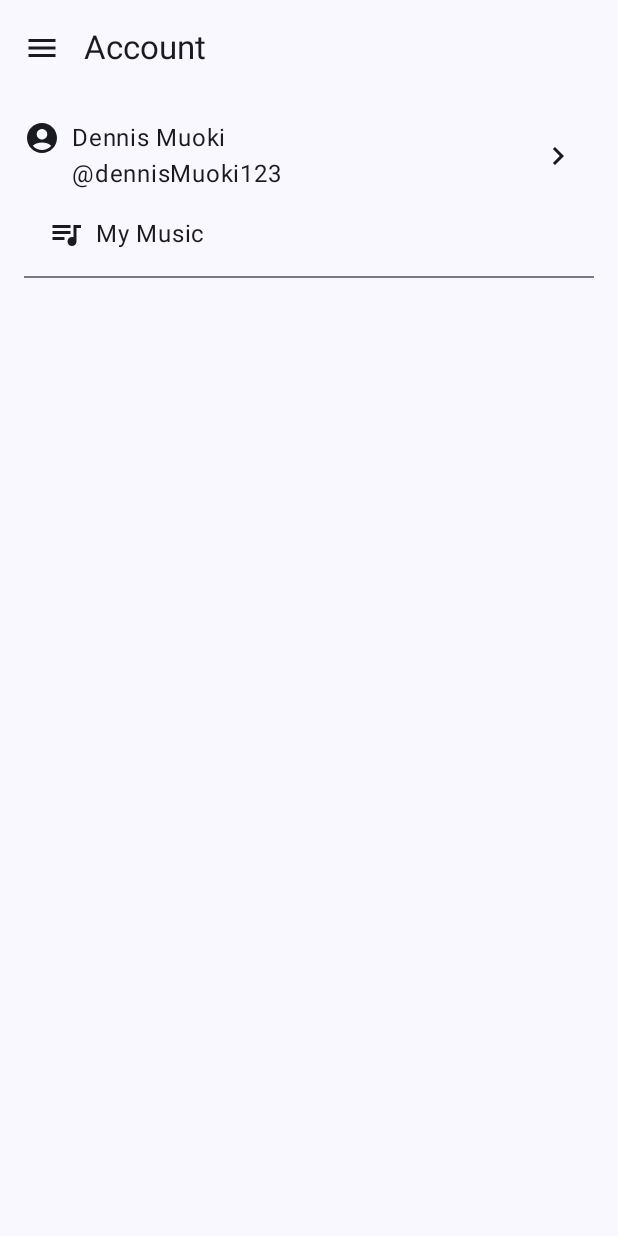
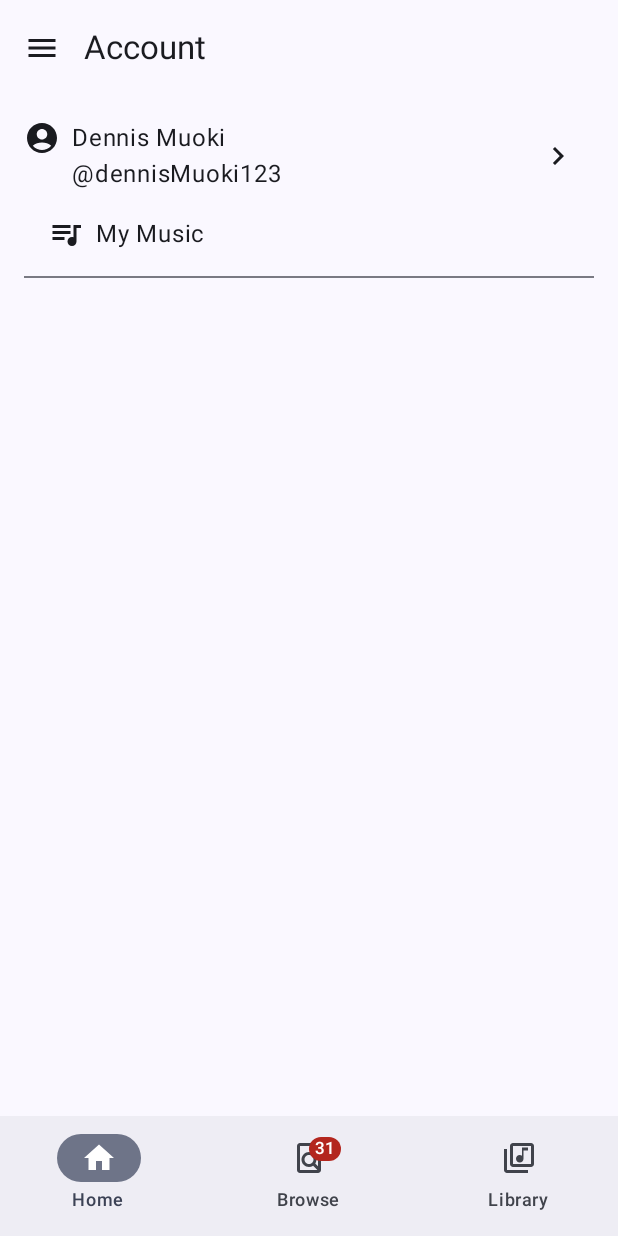
Before and after one commit to muokid3/Music-App-UI, an Android app built with Jetpack Compose: the screen it shows after launch (MainActivity), on a phone screen of 412 x 824 dp. Run offline under Robolectric (Android 15) with nearby library versions, the phone set to English and light mode, and no system bars.

```diff
--- a/app/src/main/java/com/dm/berxley/musicappui/ui/composables/MainView.kt
+++ b/app/src/main/java/com/dm/berxley/musicappui/ui/composables/MainView.kt
@@ -11,11 +11,17 @@ import androidx.compose.foundation.layout.padding
 import androidx.compose.material.icons.Icons
 import androidx.compose.material.icons.filled.AccountBox
 import androidx.compose.material.icons.filled.AddCircle
+import androidx.compose.material.icons.filled.FindInPage
+import androidx.compose.material.icons.filled.Home
 import androidx.compose.material.icons.filled.LibraryMusic
 import androidx.compose.material.icons.filled.Menu
 import androidx.compose.material.icons.outlined.AccountBox
 import androidx.compose.material.icons.outlined.AddCircle
+import androidx.compose.material.icons.outlined.FindInPage
+import androidx.compose.material.icons.outlined.Home
 import androidx.compose.material.icons.outlined.LibraryMusic
+import androidx.compose.material3.Badge
+import androidx.compose.material3.BadgedBox
 import androidx.compose.material3.DrawerState
 import androidx.compose.material3.DrawerValue
 import androidx.compose.material3.ExperimentalMaterial3Api
@@ -24,6 +30,8 @@ import androidx.compose.material3.IconButton
 import androidx.compose.material3.MaterialTheme
 import androidx.compose.material3.ModalDrawerSheet
 import androidx.compose.material3.ModalNavigationDrawer
+import androidx.compose.material3.NavigationBar
+import androidx.compose.material3.NavigationBarItem
 import androidx.compose.material3.NavigationDrawerItem
 import androidx.compose.material3.NavigationDrawerItemDefaults
 import androidx.compose.material3.Scaffold
@@ -92,6 +100,25 @@ fun MainView() {
         ),
     )
 
+    val bottomBarItems = listOf(
+        NavigationDrawerItem(
+            title = "Home",
+            selectedIcon = Icons.Filled.Home,
+            unselectedIcon = Icons.Outlined.Home
+        ),
+        NavigationDrawerItem(
+            title = "Browse",
+            selectedIcon = Icons.Filled.FindInPage,
+            unselectedIcon = Icons.Outlined.FindInPage,
+            badgeCount = 31
+        ),
+        NavigationDrawerItem(
+            title = "Library",
+            selectedIcon = Icons.Filled.LibraryMusic,
+            unselectedIcon = Icons.Outlined.LibraryMusic
+        ),
+    )
+
     ModalNavigationDrawer(
         drawerContent = {
             ModalDrawerSheet {
@@ -130,9 +157,39 @@ fun MainView() {
         drawerState = drawerState
     ) {
         Scaffold(
+            bottomBar = {
+                NavigationBar {
+                    bottomBarItems.forEachIndexed { index, item ->
+                        NavigationBarItem(
+                            selected = mainViewModel.selectedBottomIndex.value == index,
+                            onClick = {
+                                title.value = item.title
+                                mainViewModel.setSelectedBottomIndex(index)
+                                //navigate here using navcontroller
+                            },
+                            label = {
+                                Text(text = item.title)
+                            },
+                            icon = {
+                                BadgedBox(badge = {
+                                    if (item.badgeCount != null) {
+                                        Badge {
+                                            Text(text = item.badgeCount.toString())
+                                        }
+                                    }
+                                }) {
+                                    Icon(
+                                        imageVector = if (mainViewModel.selectedBottomIndex.value == index) item.selectedIcon else item.unselectedIcon,
+                                        contentDescription = item.title
+                                    )
+                                }
+                            })
+                    }
+                }
+            },
             topBar = {
                 TopAppBar(
-                    title = { Text(text =  title.value) },
+                    title = { Text(text = title.value) },
                     navigationIcon = {
                         IconButton(onClick = {
                             //open drawer
--- a/app/src/main/java/com/dm/berxley/musicappui/viewModels/MainViewModel.kt
+++ b/app/src/main/java/com/dm/berxley/musicappui/viewModels/MainViewModel.kt
@@ -11,9 +11,11 @@ import com.dm.berxley.musicappui.ui.composables.Screen
 class MainViewModel: ViewModel() {
     private val _currentScreen: MutableState<Screen> = mutableStateOf(Screen.DrawerScreen.Account)
     private val _selectedItemIndex = mutableStateOf(0)
+    private val _selectedBottomIndex = mutableStateOf(0)
 
     val currentScreen = _currentScreen
     val selectedItemIndex = _selectedItemIndex
+    val selectedBottomIndex = _selectedBottomIndex
 
     fun setCurrentScreen(screen: Screen){
         _currentScreen.value = screen
@@ -21,4 +23,8 @@ class MainViewModel: ViewModel() {
     fun setSelectedItemIndex(idx: Int){
         _selectedItemIndex.value = idx
     }
+
+    fun setSelectedBottomIndex(idx: Int){
+        _selectedBottomIndex.value = idx
+    }
 }
```
